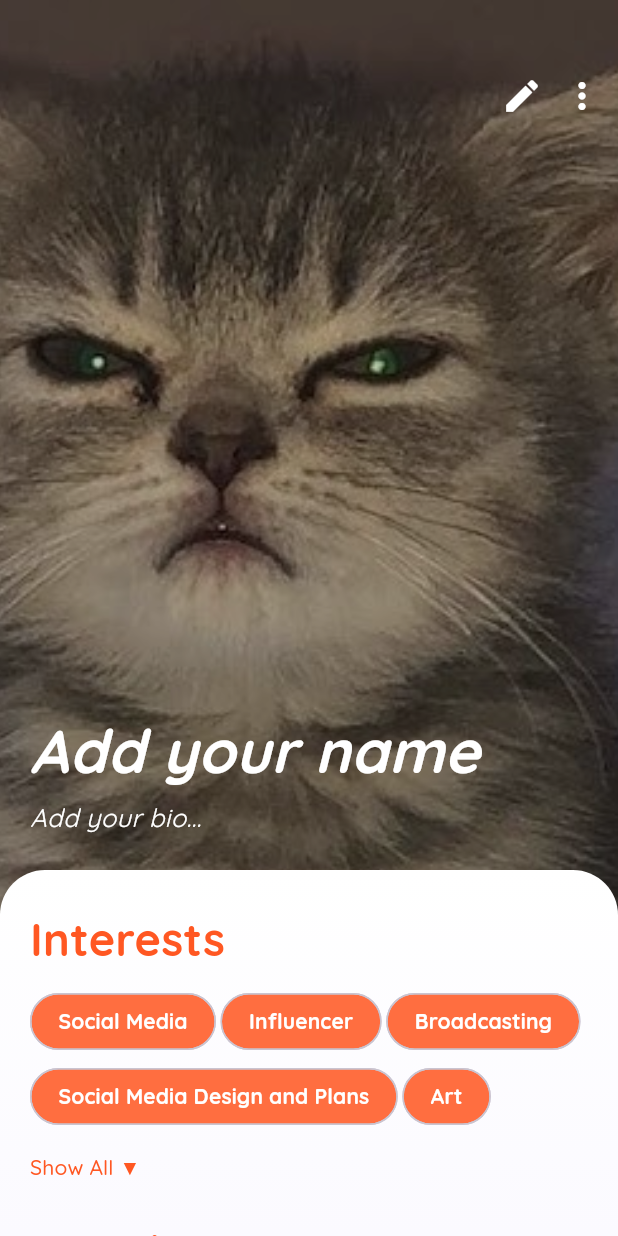
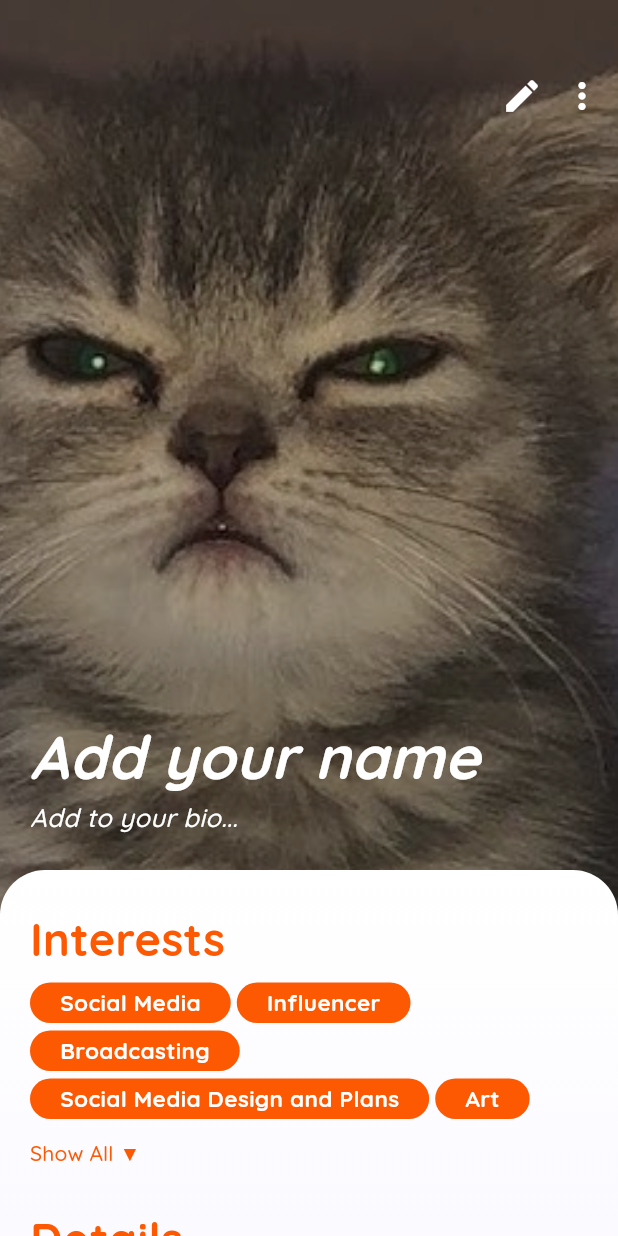
Before and after one commit to JGEPT/LechePlan, a Flutter app: the ProfilePage screen opened by its route, on a phone screen of 412 x 824 dp. Run offline on Flutter 3.47's test engine with Material 3 defaults, Android fonts, the phone set to English and light mode, and no system bars; our stand-ins replace go_router, shared_preferences, supabase_flutter; accounts and stored records are empty.

Commit message:
UI fixes, added more navigation, fixed some minor bugs

```diff
--- a/lecheplan/lib/screens/mainPages/homePage/recommend_activity.dart
+++ b/lecheplan/lib/screens/mainPages/homePage/recommend_activity.dart
@@ -302,7 +302,7 @@ class _InterestsList extends StatelessWidget {
               runSpacing: 7,
               alignment: WrapAlignment.center,
               children: interestsList
-                  .map((interest) => InterestsPill(item: interest)).toList(),
+                  .map((interest) => InterestsPill(item: interest, isClickable: true,)).toList(),
             ),
           ),
         ],
--- a/lecheplan/lib/screens/mainPages/plansPage/planspage.dart
+++ b/lecheplan/lib/screens/mainPages/plansPage/planspage.dart
@@ -7,6 +7,7 @@ import 'package:lecheplan/widgets/modelWidgets/month_year_picker.dart';
 import 'package:lecheplan/widgets/modelWidgets/group_calendar_widget.dart'
     as group_cal;
 import 'package:lecheplan/services/plans_services.dart';
+import 'package:go_router/go_router.dart';
 
 class PlansPage extends StatefulWidget {
   final List<Plan> plans;
@@ -201,7 +202,7 @@ class _PlansPageState extends State<PlansPage> {
               Icons.notifications_none_rounded,
               color: Color(0xFF0E1342),
             ),
-            onPressed: () {},
+            onPressed: () => context.push('/notifications'),
           ),
           IconButton(
             icon: const Icon(Icons.more_horiz, color: Color(0xFF0E1342)),
@@ -294,6 +295,9 @@ class _PlansPageState extends State<PlansPage> {
                           ),
                         ),
                       ),
+
+
+
                       Expanded(
                         child: MouseRegion(
                           onEnter: (_) => setState(() => calendarHover = true),
--- a/lecheplan/lib/screens/mainPages/profilePage/profilepage.dart
+++ b/lecheplan/lib/screens/mainPages/profilePage/profilepage.dart
@@ -1,9 +1,11 @@
 import 'package:flutter/material.dart';
 import 'package:lecheplan/screens/mainPages/profilePage/editprof.dart';
+import 'package:lecheplan/widgets/modelWidgets/interests_pill.dart';
 import 'package:shared_preferences/shared_preferences.dart';
 import 'dart:ui';
 import 'dart:convert';
 import 'package:lecheplan/screens/miscellaneous/settingspage.dart';
+import 'package:lecheplan/providers/theme_provider.dart';
 
 const List<String> kFixedInterests = [
   'Social Media',
@@ -33,16 +35,15 @@ class _ProfilePageState extends State<ProfilePage> {
   // DESIGN: List of interests for the profile
   // To adjust: Add or remove interests, change text, or modify the list structure
   final List<String> interests = [
+    'Broadcasting',
+    'Art',
+    'Music',
+    'AI',
     'Social Media',
     'Influencer',
-    'Broadcasting',
-    'Social Media Design and Plans',
-    'Art',
-    'Music',
     'Computer Science',
     'Software Engineering',
     'Data Science',
-    'AI',
     'Machine Learning',
     'Cybersecurity',
     'Blockchain',
@@ -62,7 +63,7 @@ class _ProfilePageState extends State<ProfilePage> {
   // DESIGN: Placeholder text for empty fields
   // To adjust: Change placeholder messages
   static const String namePlaceholder = 'Add your name';
-  static const String bioPlaceholder = 'Add your bio...';
+  static const String bioPlaceholder = 'Add to your bio...';
   static const String locationPlaceholder = 'Add your location';
   static const String phonePlaceholder = 'Add your phone number';
   static const String emailPlaceholder = 'Add your email';
@@ -107,13 +108,13 @@ class _ProfilePageState extends State<ProfilePage> {
     }
   }
 
-  // Shows the custom modal for edit options (edit profile, select profile picture)
+  // Shows the custom modal for edit options (edit profile, select profile cture)
   void showEditProfileModal(BuildContext context) {
     showGeneralDialog(
       context: context,
       barrierDismissible: true,
       barrierLabel: "EditProfile",
-      barrierColor: const Color(0xCCFD5903).withOpacity(0.1),
+      barrierColor: const Color(0xCCFD5903).withAlpha(30),
       transitionDuration: const Duration(milliseconds: 100),
       pageBuilder: (context, anim1, anim2) {
         return Stack(
@@ -239,7 +240,7 @@ class _ProfilePageState extends State<ProfilePage> {
           // Semi-transparent overlay for darkening the background
           Positioned.fill(
             child: Container(
-              color: Colors.black.withOpacity(0.2),
+              color: Colors.black.withAlpha(50),
             ),
           ),
 
@@ -267,12 +268,13 @@ class _ProfilePageState extends State<ProfilePage> {
                           fontStyle: nameText.isEmpty ? FontStyle.italic : FontStyle.normal,
                         ),
                       ),
-                      const SizedBox(height: 4),
+                      const SizedBox(height: 0),
                       Text(
                         bioText.isEmpty ? bioPlaceholder : bioText,
                         style: TextStyle(
                           color: Colors.white,
                           fontSize: 17,
+                          fontWeight: FontWeight.w500,
                           fontStyle: bioText.isEmpty ? FontStyle.italic : FontStyle.normal,
                         ),
                       ),
@@ -296,26 +298,16 @@ class _ProfilePageState extends State<ProfilePage> {
                     crossAxisAlignment: CrossAxisAlignment.start,
                     children: [
                       // Interests section
-                      const Text(
+                      Text(
                         'Interests',
-                        style: TextStyle(fontSize: 30, fontWeight: FontWeight.bold, color: Colors.deepOrange),
+                        style: TextStyle(fontSize: 30, fontWeight: FontWeight.bold, color: orangeAccentColor),
                       ),
-                      const SizedBox(height: 10),
+                      const SizedBox(height: 8),
                       Wrap(
-                        spacing: 3,
-                        runSpacing: 2,
-                        children: displayedInterests.map((name) => Chip(
-                          label: Text(name),
-                          backgroundColor: Colors.deepOrangeAccent,
-                          labelStyle: const TextStyle(
-                            color: Colors.white,
-                            fontWeight: FontWeight.w700,
-                          ),
-                          padding: const EdgeInsets.symmetric(horizontal: 10, vertical: 8),
-                          shape: RoundedRectangleBorder(
-                            borderRadius: BorderRadius.circular(20),
-                          ),
-                        )).toList(),
+                        spacing: 4,
+                        runSpacing: 5,
+                        children: displayedInterests
+                          .map((interest) => InterestsPill(item: interest, isClickable: false,)).toList()
                       ),
                       const SizedBox(height: 8),
                       // Show All / Show Less toggle
@@ -326,7 +318,7 @@ class _ProfilePageState extends State<ProfilePage> {
                           });
                         },
                         style: TextButton.styleFrom(
-                          foregroundColor: Colors.deepOrange,
+                          foregroundColor: orangeAccentColor,
                           padding: EdgeInsets.zero,
                           minimumSize: const Size(50, 30),
                           tapTargetSize: MaterialTapTargetSize.shrinkWrap,
@@ -340,16 +332,16 @@ class _ProfilePageState extends State<ProfilePage> {
                       const SizedBox(height: 20),
 
                       // Details section
-                      const Text(
+                      Text(
                         'Details',
-                        style: TextStyle(fontSize: 30, fontWeight: FontWeight.bold, color: Colors.deepOrange),
+                        style: TextStyle(fontSize: 30, fontWeight: FontWeight.bold, color: orangeAccentColor),
                       ),
                       const SizedBox(height: 10),
 
                       // Location row
                       Row(
                         children: [
-                          const Icon(Icons.location_city, color: Colors.deepOrange),
+                          Icon(Icons.location_city, color: orangeAccentColor),
                           const SizedBox(width: 10),
                           Text(
                             locationText.isEmpty ? locationPlaceholder : locationText,
@@ -364,7 +356,7 @@ class _ProfilePageState extends State<ProfilePage> {
                       // Phone row
                       Row(
                         children: [
-                          const Icon(Icons.phone, color: Colors.deepOrange),
+                          Icon(Icons.phone, color: orangeAccentColor),
                           const SizedBox(width: 10),
                           Text(
                             phoneText.isEmpty ? phonePlaceholder : phoneText,
@@ -379,7 +371,7 @@ class _ProfilePageState extends State<ProfilePage> {
                       // Email row
                       Row(
                         children: [
-                          const Icon(Icons.email, color: Colors.deepOrange),
+                          Icon(Icons.email, color: orangeAccentColor),
                           const SizedBox(width: 10),
                           Text(
                             emailText.isEmpty ? emailPlaceholder : emailText,
--- a/lecheplan/lib/screens/miscellaneous/settingspage.dart
+++ b/lecheplan/lib/screens/miscellaneous/settingspage.dart
@@ -60,11 +60,11 @@ class SettingsPage extends StatelessWidget {
               ),
             ),
             GestureDetector(
-              onTap: () => context.go('/notifications'),
+              onTap: () => context.push('/notifications'),
               child: _SettingsTile(
                 icon: Icons.notifications_none_rounded,
                 text: 'Notifications',
-                onTap: () => context.go('/notifications'),
+                onTap: () => context.push('/notifications'),
                 color: Colors.deepOrange,
               ),
             ),
--- a/lecheplan/lib/screens/startSetup/aboutyoupage.dart
+++ b/lecheplan/lib/screens/startSetup/aboutyoupage.dart
@@ -111,7 +111,7 @@ class _InterestsList extends StatelessWidget {
               runSpacing: 7,
               alignment: WrapAlignment.center,
               children: interestsAndHobbies
-                  .map((interest) => InterestsPill(item: interest)).toList(),
+                  .map((interest) => InterestsPill(item: interest, isClickable: true,)).toList(),
             ),
           ),
           const _TopFade(),
--- a/lecheplan/lib/widgets/modelWidgets/interests_pill.dart
+++ b/lecheplan/lib/widgets/modelWidgets/interests_pill.dart
@@ -3,10 +3,12 @@ import 'package:lecheplan/providers/theme_provider.dart';
 
 class InterestsPill extends StatefulWidget {
   final String item;
+  final bool isClickable;
 
   const InterestsPill({
     super.key,
     required this.item,
+    required this.isClickable,
   });
 
   @override
@@ -25,19 +27,19 @@ class _InterestsPillState extends State<InterestsPill> {
   @override
   Widget build(BuildContext context){
     return GestureDetector( //makes sure that something happens when it is pressed.
-      onTap: toggleSelection,
+      onTap: widget.isClickable ? toggleSelection : () {},
       child: IntrinsicWidth( //makes sure it onlky takes up as much as it needs
         child: Container(
           alignment: Alignment.center,
           padding: EdgeInsets.symmetric(horizontal: 20, vertical: 3),
           decoration: BoxDecoration(
-            color: isSelected ? orangeAccentColor : greyAccentColor,
+            color: isSelected || !widget.isClickable? orangeAccentColor : greyAccentColor,
             borderRadius: BorderRadius.circular(99),
           ),
           child: Text(
             widget.item,
             style: TextStyle(
-              color: isSelected? lighttextColor : darktextColor.withAlpha(200),
+              color: isSelected || !widget.isClickable? lighttextColor : darktextColor.withAlpha(200),
               fontWeight: FontWeight.w700,
               fontSize: 15,
             ),
```
Also changed, not shown: lecheplan/lib/screens/mainPages/homePage/homepage.dart (+10 -6 lines), lecheplan/lib/screens/mainPages/mainhubpage.dart (+16 -3 lines), lecheplan/lib/screens/mainPages/peoplePage/peoplepage.dart (+14 -12 lines), lecheplan/lib/widgets/modelWidgets/recommendacts_card.dart (deleted, +0 -222 lines).
